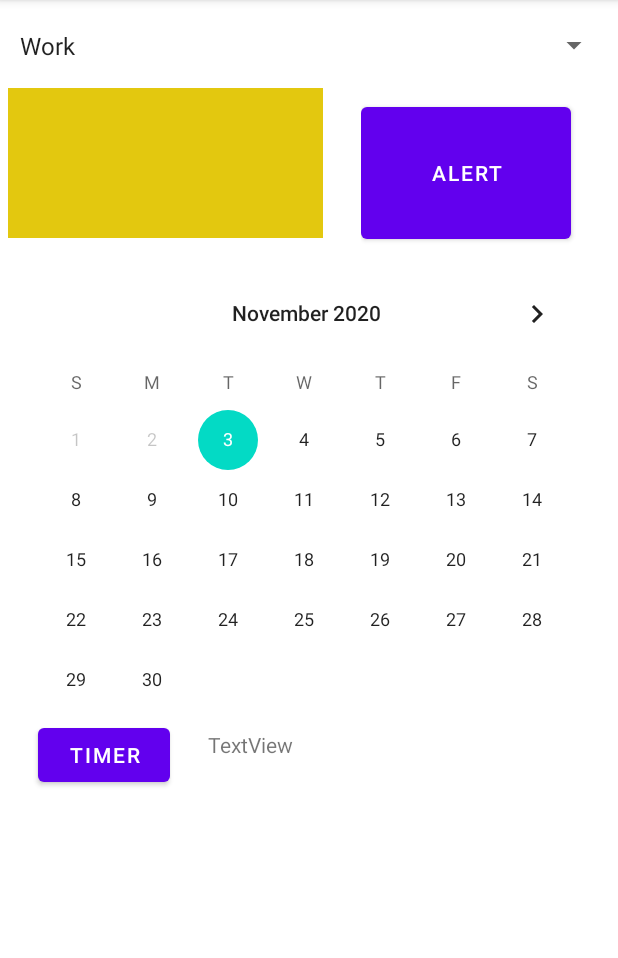
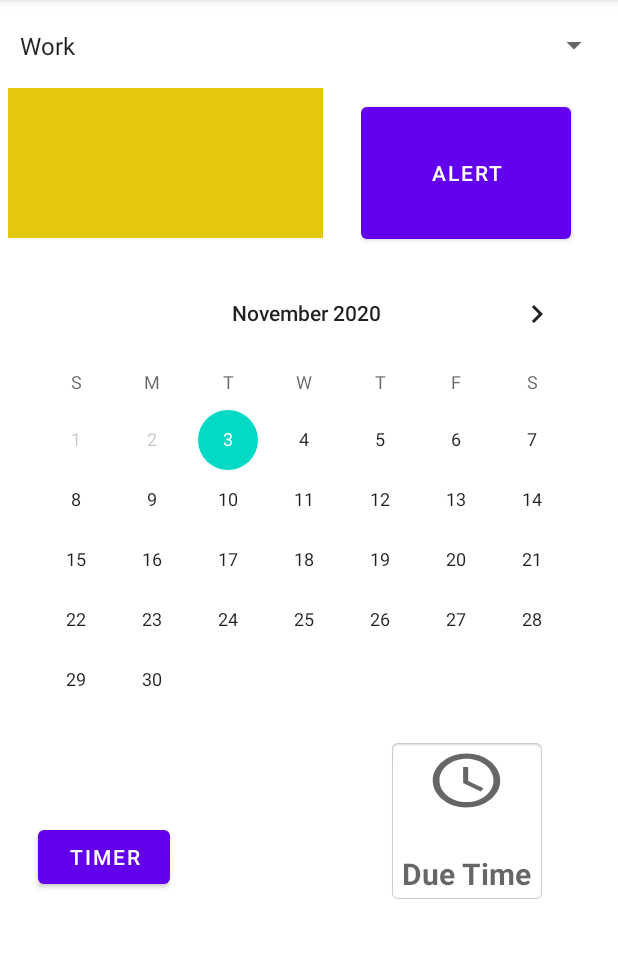
Before and after one commit to sudheera96/NoteTracker, an Android app: the MainActivity2 screen opened directly, with no data from a screen before it, on a phone screen of 412 x 824 dp, the part 84-1042 px from its top. Run offline under Robolectric (Android 15) with nearby library versions, the phone set to English and light mode, and no system bars.

Commit message:
updated due time - Sri Sudheera

```diff
--- a/AndriodProj/app/src/main/res/drawable/ic_time.xml
+++ b/AndriodProj/app/src/main/res/drawable/ic_time.xml
@@ -1,13 +1,13 @@
 <vector xmlns:android="http://schemas.android.com/apk/res/android"
-    android:width="24dp"
-    android:height="30dp"
+    android:width="54dp"
+    android:height="54dp"
     android:viewportWidth="24"
     android:viewportHeight="30"
     android:tint="?attr/colorControlNormal">
   <path
-      android:fillColor="@android:color/holo_green_dark"
+      android:fillColor="@color/teal_200"
       android:pathData="M11.99,2C6.47,2 2,6.48 2,12s4.47,10 9.99,10C17.52,22 22,17.52 22,12S17.52,2 11.99,2zM12,20c-4.42,0 -8,-3.58 -8,-8s3.58,-8 8,-8 8,3.58 8,8 -3.58,8 -8,8z"/>
   <path
-      android:fillColor="@android:color/holo_green_dark"
+      android:fillColor="@color/teal_200"
       android:pathData="M12.5,7H11v6l5.25,3.15 0.75,-1.23 -4.5,-2.67z"/>
 </vector>
--- a/AndriodProj/app/src/main/res/layout/activity_main2.xml
+++ b/AndriodProj/app/src/main/res/layout/activity_main2.xml
@@ -102,7 +102,22 @@
         android:layout_marginStart="25dp"
         android:layout_marginLeft="15dp"
         android:layout_marginTop="3dp"
-        android:text="TextView" />
+        android:textStyle="bold"
+        android:textColor="@color/teal_200" />
+       <TextView
+           android:layout_width="wrap_content"
+           android:layout_height="wrap_content"
+           android:id="@+id/tv_timer2"
+           android:hint="Due Time"
+           android:layout_marginTop="23dp"
+           android:textSize="20sp"
+           android:textColor="@color/teal_200"
+           android:textStyle="bold"
+           android:gravity="center"
+           android:drawableTop="@drawable/ic_time"
+           android:drawablePadding="16dp"
+           android:background="@android:drawable/editbox_background"/>
+
    </GridLayout>
 
 
```
Also changed, not shown: AndriodProj/app/src/main/java/com/example/andriodapp/MainActivity2.java (+35 -0 lines).
